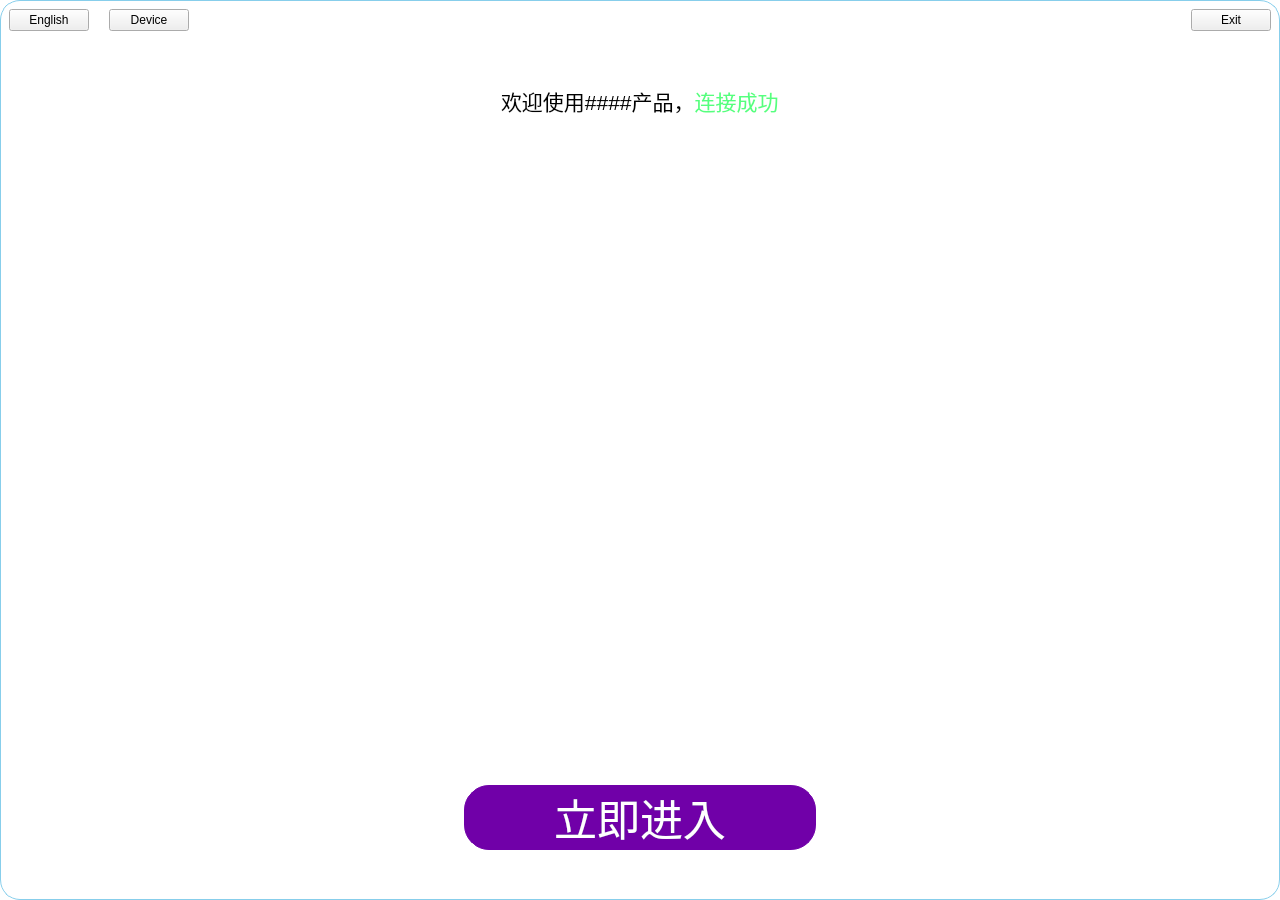
First picture: the form in MainWindow.ui, repository wlffeng2008/AKKOStdio, before the edit.
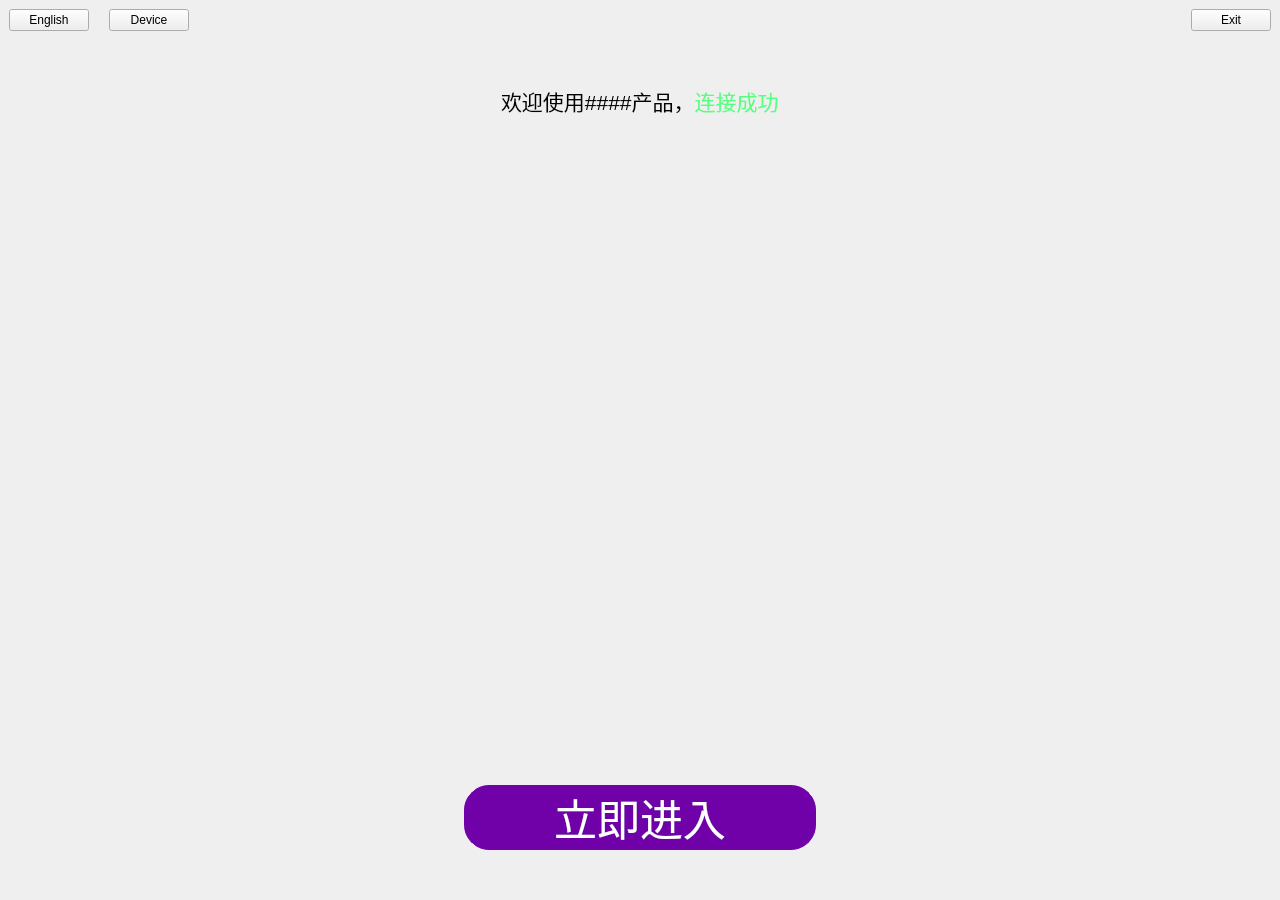
Second picture: the form after the edit. Icons and pictures are not drawn.

```diff
--- a/MainWindow.ui
+++ b/MainWindow.ui
@@ -19,8 +19,7 @@
    <string>MainWindow</string>
   </property>
   <property name="styleSheet">
-   <string notr="true">QMainWindow#MainWindow{background-color: rgb(255, 255, 255); border:1px solid skyblue; border-radius: 20px; }
-</string>
+   <string notr="true"/>
   </property>
   <widget class="QWidget" name="centralwidget">
    <layout class="QVBoxLayout" name="verticalLayout" stretch="0,0,0,1,0">
```
